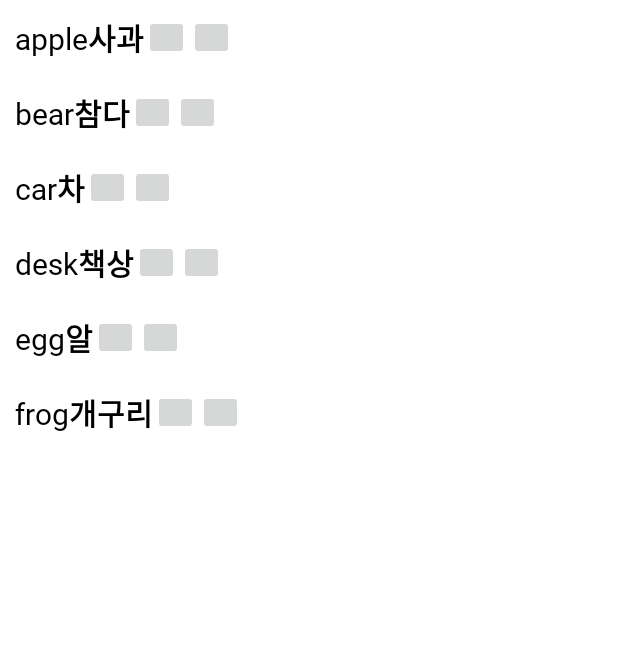
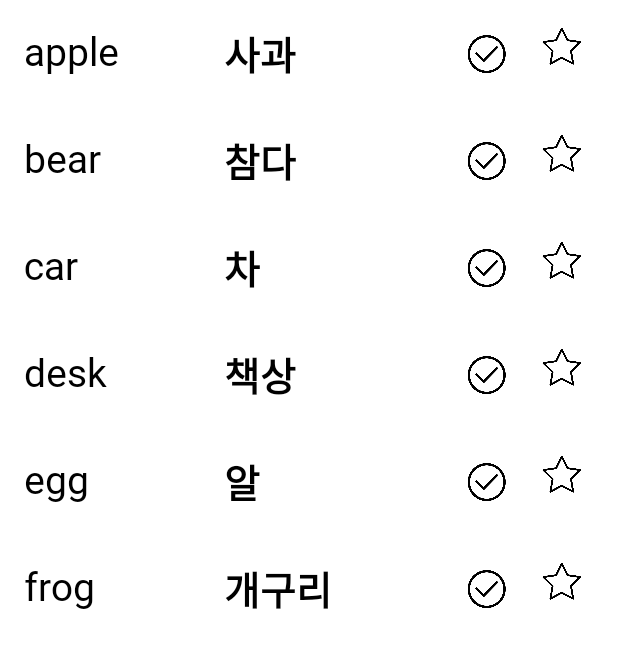
Before and after one commit to dayoungss/EasyToeic, an Android app: the screen it shows after launch (CallWord), after a tap on "DAY_1", on a phone screen of 412 x 824 dp. Shown: the top 648 px of the screen. Run offline under Robolectric (Android 15) with nearby library versions, the phone set to English and light mode, and no system bars.

Commit message:
Modefied worditem xml file

```diff
--- a/app/src/main/java/com/example/toiquewordbook/CallWord.java
+++ b/app/src/main/java/com/example/toiquewordbook/CallWord.java
@@ -40,8 +40,6 @@ public class CallWord extends Activity {
         wordAdapter = new Wordadapter(arrayList);
         recyclerView.setAdapter(wordAdapter);
 
-
-
     }
 
 
--- a/app/src/main/java/com/example/toiquewordbook/ExamFragment.java
+++ b/app/src/main/java/com/example/toiquewordbook/ExamFragment.java
@@ -212,7 +212,7 @@ public class ExamFragment extends Fragment {
             return true;
         }
         else {
-            bt[btPressed].setBackgroundResource(R.drawable.selector_wrong);
+            if (btPressed!=0) bt[btPressed].setBackgroundResource(R.drawable.selector_wrong);
             bt[btPressed].setPressed(true);
             return false;
         }
--- a/app/src/main/res/layout/fragment_worditem.xml
+++ b/app/src/main/res/layout/fragment_worditem.xml
@@ -4,39 +4,106 @@
     android:layout_width="match_parent"
     android:layout_height="wrap_content"
     android:orientation="horizontal">
-    <LinearLayout
+
+    <androidx.constraintlayout.widget.ConstraintLayout
         android:layout_width="match_parent"
         android:layout_height="match_parent"
-        android:padding="10dp">
+        android:layout_margin="16dp">
+
+        <LinearLayout
+            android:id="@+id/wordItem_word_layout"
+            android:layout_width="0dp"
+            android:layout_height="match_parent"
+            app:layout_constraintWidth_percent="0.35"
+
+            app:layout_constraintLeft_toLeftOf="parent"
+            app:layout_constraintTop_toTopOf="parent"
+            app:layout_constraintBottom_toBottomOf="parent">
+
             <TextView
                 android:id="@+id/word"
                 android:layout_width="wrap_content"
                 android:layout_height="wrap_content"
+                android:textSize="26sp"
+                android:textColor="@color/icon_color"
+                android:textStyle="bold"
+                android:layout_gravity="left"
+                />
 
-            android:text=""
+        </LinearLayout>
 
-            android:textSize="20sp"
-            android:textColor="#000"
-            android:textStyle="bold"/>
+        <LinearLayout
+            android:id="@+id/wordItem_mean_layout"
+            android:layout_width="0dp"
+            android:layout_height="match_parent"
+            app:layout_constraintWidth_percent="0.35"
+
+            app:layout_constraintLeft_toRightOf="@id/wordItem_word_layout"
+            app:layout_constraintTop_toTopOf="parent"
+            app:layout_constraintBottom_toBottomOf="parent">
+
             <TextView
                 android:id="@+id/word_mean"
                 android:layout_width="wrap_content"
                 android:layout_height="wrap_content"
-            android:text=""
-            android:textSize="20sp"
-            android:textColor="#000"
-            android:textStyle="bold"/>
+                android:textSize="26sp"
+                android:textColor="@color/icon_color"
+                android:textStyle="bold"
+                android:layout_gravity="left"
+                />
+
+        </LinearLayout>
+
+        <androidx.constraintlayout.widget.ConstraintLayout
+            android:id="@+id/wordItem_check_layout"
+            android:layout_width="0dp"
+            android:layout_height="match_parent"
+            app:layout_constraintWidth_percent="0.15"
+
+            app:layout_constraintRight_toLeftOf="@id/wordItem_myword_layout"
+            app:layout_constraintTop_toTopOf="parent"
+            app:layout_constraintBottom_toBottomOf="parent">
+
             <ImageButton
                 android:id="@+id/check_word"
                 android:layout_width="30dp"
                 android:layout_height="30dp"
                 android:src="@drawable/check_icon"
-            android:layout_gravity="right"/>
+                app:layout_constraintRight_toRightOf="parent"
+                app:layout_constraintTop_toTopOf="parent"
+                app:layout_constraintBottom_toBottomOf="parent"
+                android:scaleType="fitCenter"
+                android:background="@color/background"
+                app:tint="@color/icon_color"
+                android:contentDescription="학습 확인 버튼"
+                />
+
+        </androidx.constraintlayout.widget.ConstraintLayout>
+
+        <LinearLayout
+            android:id="@+id/wordItem_myword_layout"
+            android:layout_width="0dp"
+            android:layout_height="match_parent"
+            app:layout_constraintWidth_percent="0.15"
+
+            app:layout_constraintRight_toRightOf="parent"
+            app:layout_constraintTop_toTopOf="parent"
+            app:layout_constraintBottom_toBottomOf="parent">
+
             <ImageButton
                 android:id="@+id/my_word"
                 android:layout_width="30dp"
                 android:layout_height="30dp"
                 android:src="@drawable/star_icon"
-            app:layout_constraintRight_toRightOf="@id/check_word"/>
+                android:scaleType="fitCenter"
+                android:layout_marginLeft="20dp"
+                android:background="@color/background"
+                app:tint="@color/icon_color"
+                android:contentDescription="즐겨찾기 버튼"
+                />
+
         </LinearLayout>
+
+    </androidx.constraintlayout.widget.ConstraintLayout>
+
 </LinearLayout>
```
Lines whose indentation alone changed are shown as unchanged.
